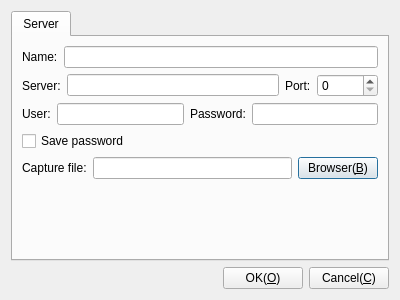
The window that Plugins/LibSSH/DlgSettingsSSH.ui (KangLin/RabbitRemoteControl) describes before a commit, drawn with Qt 5.
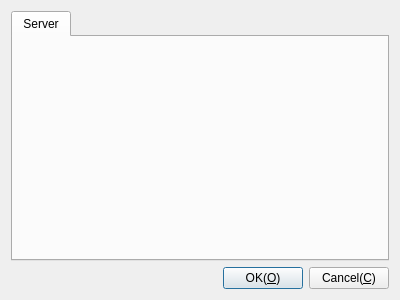
The same window after the commit. Custom widgets are drawn as their Qt base class.

Diff of the .ui file:
```diff
--- a/Plugins/LibSSH/DlgSettingsSSH.ui
+++ b/Plugins/LibSSH/DlgSettingsSSH.ui
@@ -25,104 +25,9 @@
       </attribute>
       <layout class="QGridLayout" name="gridLayout">
        <item row="0" column="0">
-        <layout class="QHBoxLayout" name="horizontalLayout_5">
-         <item>
-          <widget class="QLabel" name="label_6">
-           <property name="text">
-            <string>Name:</string>
-           </property>
-          </widget>
-         </item>
-         <item>
-          <widget class="QLineEdit" name="leName"/>
-         </item>
-        </layout>
+        <widget class="CParameterNetUI" name="wNet" native="true"/>
        </item>
        <item row="1" column="0">
-        <layout class="QHBoxLayout" name="horizontalLayout_2">
-         <item>
-          <widget class="QLabel" name="label">
-           <property name="text">
-            <string>Server:</string>
-           </property>
-          </widget>
-         </item>
-         <item>
-          <widget class="QLineEdit" name="leHost"/>
-         </item>
-         <item>
-          <widget class="QLabel" name="label_2">
-           <property name="text">
-            <string>Port:</string>
-           </property>
-          </widget>
-         </item>
-         <item>
-          <widget class="QSpinBox" name="spPort">
-           <property name="maximum">
-            <number>65523</number>
-           </property>
-          </widget>
-         </item>
-        </layout>
-       </item>
-       <item row="2" column="0">
-        <layout class="QHBoxLayout" name="horizontalLayout_3">
-         <item>
-          <widget class="QLabel" name="label_3">
-           <property name="text">
-            <string>User:</string>
-           </property>
-          </widget>
-         </item>
-         <item>
-          <widget class="QLineEdit" name="leUser"/>
-         </item>
-         <item>
-          <widget class="QLabel" name="label_4">
-           <property name="text">
-            <string>Password:</string>
-           </property>
-          </widget>
-         </item>
-         <item>
-          <widget class="QLineEdit" name="lePassword">
-           <property name="echoMode">
-            <enum>QLineEdit::Password</enum>
-           </property>
-          </widget>
-         </item>
-        </layout>
-       </item>
-       <item row="3" column="0">
-        <widget class="QCheckBox" name="cbSavePassword">
-         <property name="text">
-          <string>Save password</string>
-         </property>
-        </widget>
-       </item>
-       <item row="4" column="0">
-        <layout class="QHBoxLayout" name="horizontalLayout_4">
-         <item>
-          <widget class="QLabel" name="label_5">
-           <property name="text">
-            <string>Capture file:</string>
-           </property>
-          </widget>
-         </item>
-         <item>
-          <widget class="QLineEdit" name="leCapFile"/>
-         </item>
-         <item>
-          <widget class="QPushButton" name="pbCapFileBrowser">
-           <property name="text">
-            <string>Browser(&amp;B)</string>
-           </property>
-          </widget>
-         </item>
-        </layout>
-       </item>
-       <item row="5" column="0">
         <spacer name="verticalSpacer">
          <property name="orientation">
           <enum>Qt::Vertical</enum>
@@ -130,7 +35,7 @@
          <property name="sizeHint" stdset="0">
           <size>
            <width>20</width>
-           <height>40</height>
+           <height>163</height>
           </size>
          </property>
         </spacer>
@@ -172,6 +77,14 @@
    </item>
   </layout>
  </widget>
+ <customwidgets>
+  <customwidget>
+   <class>CParameterNetUI</class>
+   <extends>QWidget</extends>
+   <header location="global">ParameterNetUI.h</header>
+   <container>1</container>
+  </customwidget>
+ </customwidgets>
  <resources/>
  <connections/>
 </ui>
```
Left out of the diff: 64 changed lines with no effect on the pictures.
